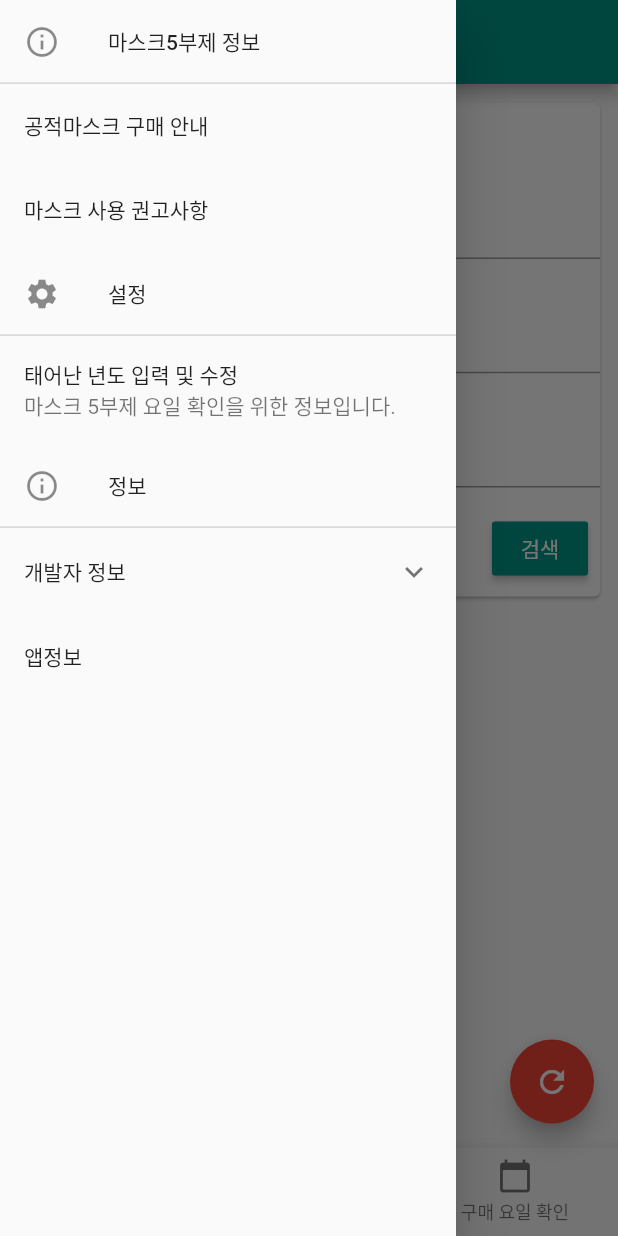
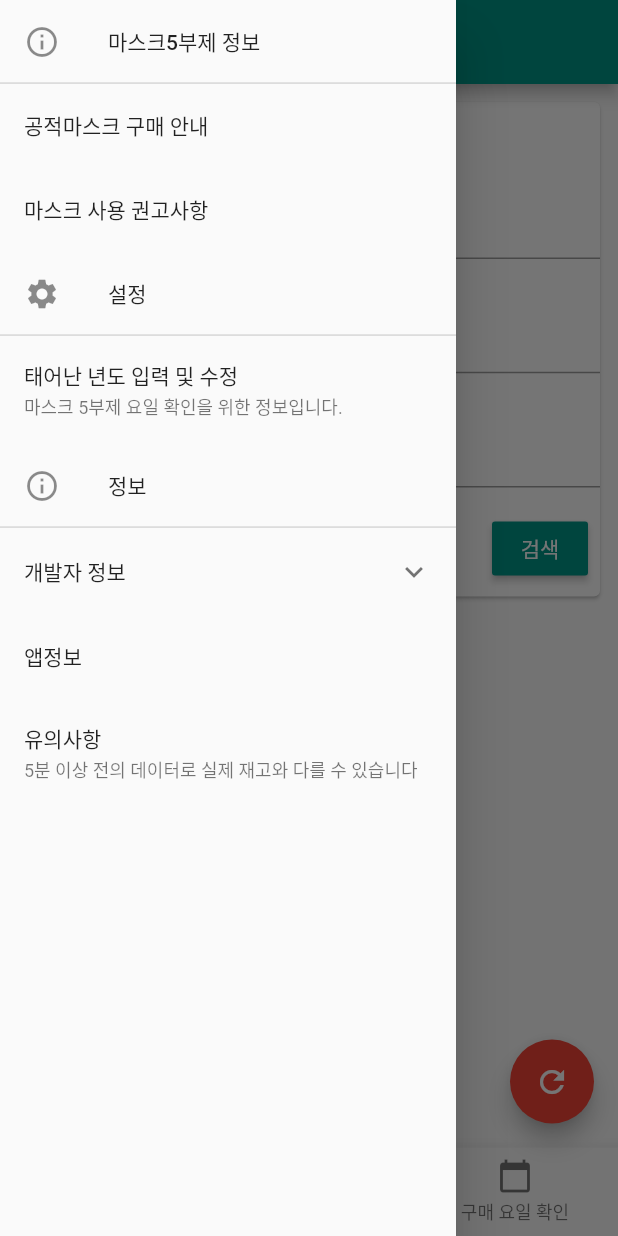
Before and after one commit to JAICHANGPARK/flutter_korea_covid_19, a Flutter app: the screen it shows after launch, with the side drawer open, on a phone screen of 412 x 824 dp. Run offline on Flutter 3.47's test engine with Material 2 defaults, Android fonts, the phone set to English and light mode, and no system bars; our stand-ins replace firebase_remote_config, google_fonts, hive, shared_preferences, webview_flutter; accounts and stored records are empty; network calls fail.

Commit message:
텍스트 문구 오류 수정

```diff
--- a/lib/main.dart
+++ b/lib/main.dart
@@ -191,7 +191,9 @@ class _MyHomePageState extends State<MyHomePage> {
             ),
             ListTile(
               title: Text("태어난 년도 입력 및 수정"),
-              subtitle: Text("마스크 5부제 요일 확인을 위한 정보입니다."),
+              subtitle: Text("마스크 5부제 요일 확인을 위한 정보입니다.",style: TextStyle(
+                  fontSize: 12
+              ),),
               onTap: () {
                 setState(() {
                   pageIndex = 2;
@@ -230,6 +232,12 @@ class _MyHomePageState extends State<MyHomePage> {
                 showAboutDialog(context: context);
               },
             ),
+            ListTile(
+              title: Text("유의사항"),
+              subtitle: Text("5분 이상 전의 데이터로 실제 재고와 다를 수 있습니다",style: TextStyle(
+                fontSize: 12
+              ),),
+            )
           ],
         ),
       ),
@@ -419,7 +427,7 @@ class _MyHomePageState extends State<MyHomePage> {
                 crossAxisAlignment: CrossAxisAlignment.start,
                 children: <Widget>[
                   Text(
-                    "태여난 년도",
+                    "태어난 연도",
                     style: GoogleFonts.roboto(
                       fontSize: 24,
                       fontWeight: FontWeight.bold,
@@ -464,6 +472,7 @@ class _MyHomePageState extends State<MyHomePage> {
                                 onPressed: () {
                                   if (birthTextController.text.length > 0 &&
                                       birthTextController.text.length == 4) {
+                                    FocusScope.of(context).unfocus();
                                     print(birthTextController.text[3]);
                                     int num =
                                         int.parse(birthTextController.text[3]);
--- a/pubspec.yaml
+++ b/pubspec.yaml
@@ -11,7 +11,7 @@ description: A new Flutter application.
 # In iOS, build-name is used as CFBundleShortVersionString while build-number used as CFBundleVersion.
 # Read more about iOS versioning at
 # https://developer.apple.com/library/archive/documentation/General/Reference/InfoPlistKeyReference/Articles/CoreFoundationKeys.html
-version: 1.0.2+5
+version: 1.0.4+7
 
 environment:
   sdk: ">=2.6.0 <3.0.0"
```
